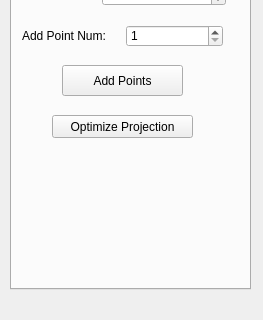
Old version of the form point-cloud-2015/UI/upsampling_para.ui in the repository sunwaylive/Point-Cloud-Processing-2015; both pictures show x 0 to 263 and y 201 to 521 of the 263 by 521 pixel window.
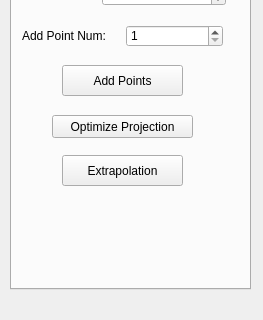
New version of the form.

Diff of the .ui file:
```diff
--- a/point-cloud-2015/UI/upsampling_para.ui
+++ b/point-cloud-2015/UI/upsampling_para.ui
@@ -250,6 +250,19 @@
       <string>Use Constant Threshold:</string>
      </property>
     </widget>
+    <widget class="QPushButton" name="Points_extrapolation">
+     <property name="geometry">
+      <rect>
+       <x>50</x>
+       <y>320</y>
+       <width>121</width>
+       <height>31</height>
+      </rect>
+     </property>
+     <property name="text">
+      <string>Extrapolation</string>
+     </property>
+    </widget>
    </widget>
    <widget class="QWidget" name="tab_2">
     <attribute name="title">
```
